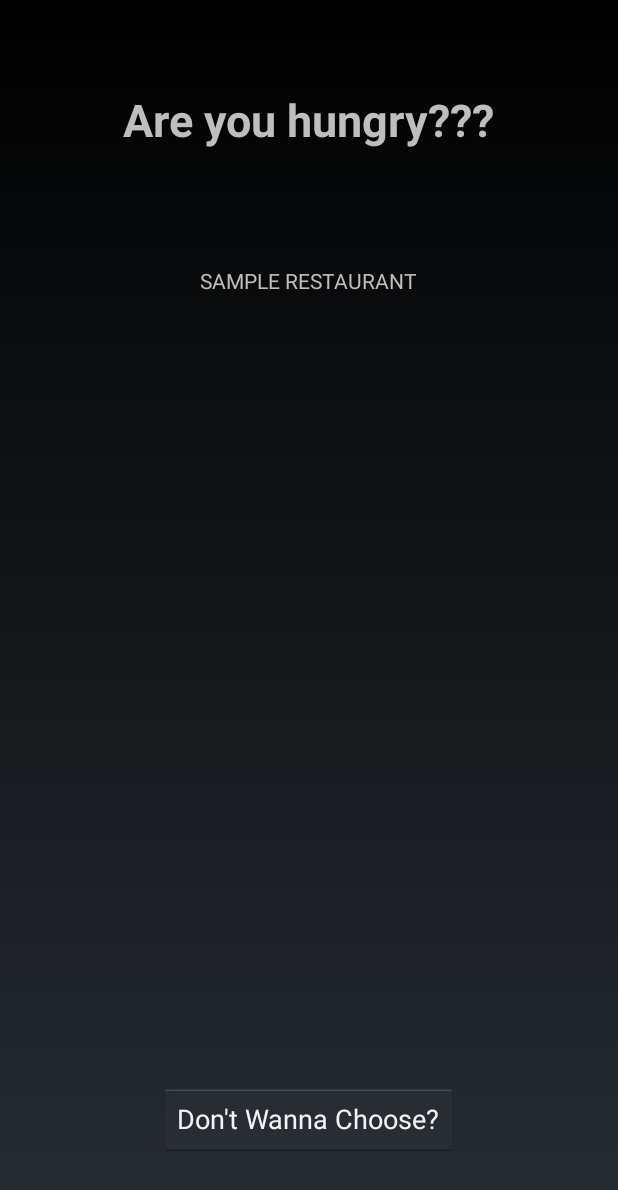
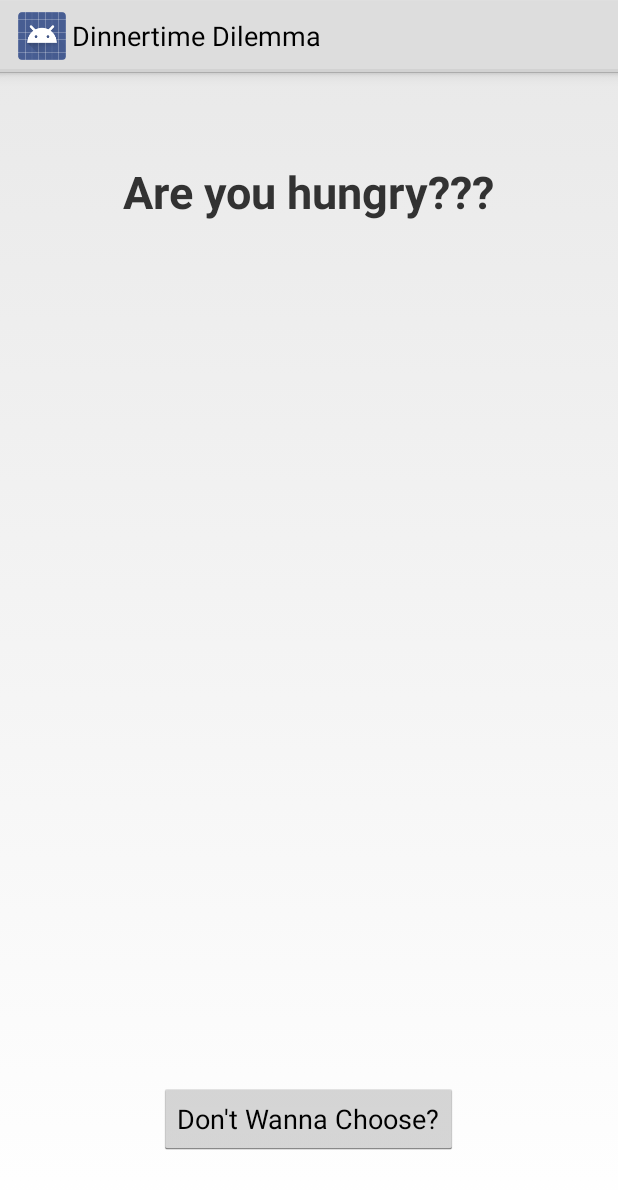
Before and after one commit to syoustra/BadTryRestaurantPicker, an Android app: the layout activity_splash.xml on its own in the app's theme, with its tools: preview values and no code run, on a phone screen of 412 x 824 dp. Shown: the top 1190 px of the screen. Run offline under Robolectric (Android 15) with nearby library versions, the phone set to English and light mode, and no system bars.

Commit message:
Last pieces before restart

```diff
--- a/app/src/main/res/layout/activity_splash.xml
+++ b/app/src/main/res/layout/activity_splash.xml
@@ -17,9 +17,7 @@
         android:layout_centerHorizontal="true"
         android:layout_marginTop="43dp"
         android:textSize="30sp"
-        android:textStyle="bold"
-        android:singleLine="false"
-        android:foregroundGravity="right"/>
+        android:textStyle="bold" />
 
     <Button
         android:layout_width="wrap_content"
@@ -30,13 +28,4 @@
         android:layout_centerHorizontal="true"
         android:layout_marginBottom="38dp"/>
 
-    <TextView
-        android:layout_width="wrap_content"
-        android:layout_height="wrap_content"
-        android:text="SAMPLE RESTAURANT"
-        android:id="@+id/restaurantTextView"
-        android:layout_below="@+id/hungryTextView"
-        android:layout_centerHorizontal="true"
-        android:layout_marginTop="77dp"/>
-
 </RelativeLayout>
--- a/app/src/main/res/values/strings.xml
+++ b/app/src/main/res/values/strings.xml
@@ -5,6 +5,7 @@
     <string name="action_settings">Settings</string>
     <string name="hungry">Are you hungry???</string>
     <string name="random">Don\'t Wanna Choose?</string>
+    <string name="title_activity_restaurant">RestaurantActivity</string>
 
 
 </resources>
--- a/app/src/main/res/values/styles.xml
+++ b/app/src/main/res/values/styles.xml
@@ -1,7 +1,7 @@
 <resources>
 
     <!-- Base application theme. -->
-    <style name="AppTheme" parent="android:Theme.Holo.NoActionBar.Fullscreen">
+    <style name="AppTheme" parent="android:Theme.Holo.Light">
         <!-- Customize your theme here. -->
     </style>
 
```
Also changed, not shown: app/src/main/AndroidManifest.xml (+8 -0 lines), app/src/main/java/com/syoustra/dinnertimedilemma/RestaurantActivity.java (added, +37 -0 lines), app/src/main/java/com/syoustra/dinnertimedilemma/SplashActivity.java (+36 -8 lines), app/src/main/res/layout/activity_restaurant.xml (added, +16 -0 lines), app/src/main/res/menu/menu_restaurant.xml (added, +9 -0 lines).
